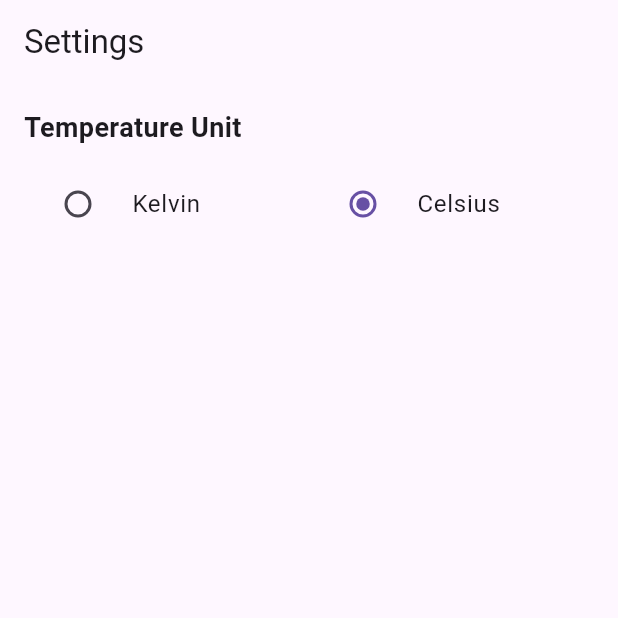
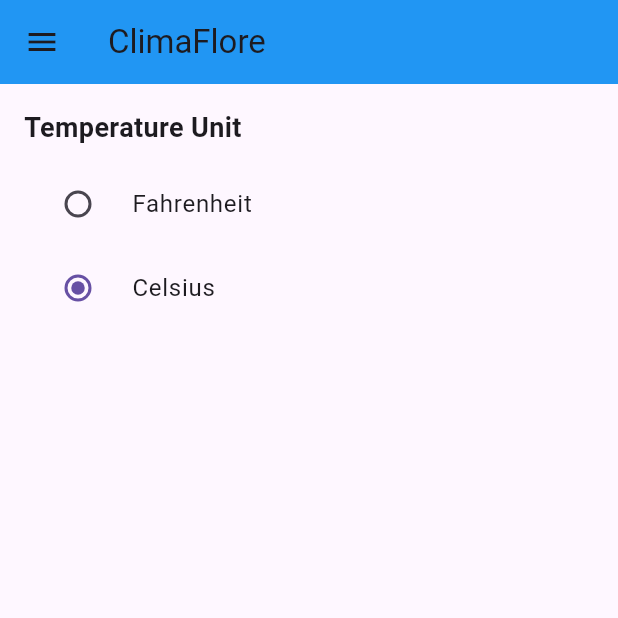
Before and after one commit to Climaflore/climaflore, a Flutter app: the SettingsPage screen opened directly, on a phone screen of 412 x 824 dp, the top half of it. Run offline on Flutter 3.47's test engine with Material 3 defaults, Android fonts, the light colour scheme and no system bars.

Commit message:
Feat: Updated temperature unit selection in settings page

```diff
--- a/lib/config.dart
+++ b/lib/config.dart
@@ -1,3 +1,5 @@
+enum TemperatureUnit { celsius, fahrenheit }
+
 class Config {
-  static bool isCelsius = true; // Default to Celsius
+  static TemperatureUnit unit = TemperatureUnit.celsius; // Default to Celsius
 }
--- a/lib/pages/settings.dart
+++ b/lib/pages/settings.dart
@@ -1,6 +1,7 @@
 import 'package:flutter/material.dart';
+import '../config.dart';
 
-import '../config.dart';
+import '../pages/weather/main.dart';
 
 class SettingsPage extends StatefulWidget {
   const SettingsPage({super.key});
@@ -14,7 +15,42 @@ class _SettingsPageState extends State<SettingsPage> {
   Widget build(BuildContext context) {
     return Scaffold(
       appBar: AppBar(
-        title: const Text('Settings'),
+        title: const Text('ClimaFlore'),
+        backgroundColor: Colors.blue,
+      ),
+      drawer: Drawer(
+        child: ListView(
+          padding: EdgeInsets.zero,
+          children: <Widget>[
+            const DrawerHeader(
+              decoration: BoxDecoration(
+                color: Colors.blue,
+              ),
+              child: Text(
+                'Navigation',
+                style: TextStyle(
+                  color: Colors.white,
+                  fontSize: 24,
+                ),
+              ),
+            ),
+            ListTile(
+              leading: const Icon(Icons.home),
+              title: const Text('Home'),
+              onTap: () {
+                Navigator.pushReplacement(
+                  // Remplace la page actuelle
+                  context,
+                  MaterialPageRoute(builder: (context) => const MainWeather()),
+                );
+              },
+            ),
+            const ListTile(
+              leading: Icon(Icons.settings),
+              title: Text('Settings'),
+            ),
+          ],
+        ),
       ),
       body: Container(
         padding: const EdgeInsets.all(16.0),
@@ -29,33 +65,25 @@ class _SettingsPageState extends State<SettingsPage> {
               ),
             ),
             const SizedBox(height: 10.0),
-            Row(
-              children: [
-                Expanded(
-                  child: RadioListTile(
-                    title: const Text('Kelvin'),
-                    value: false,
-                    groupValue: Config.isCelsius,
-                    onChanged: (bool? value) {
+            RadioListTile(
+              title: const Text('Fahrenheit'),
+              value: TemperatureUnit.fahrenheit,
+              groupValue: Config.unit,
+              onChanged: (TemperatureUnit? value) {
                 setState(() {
-                        Config.isCelsius = !value!;
+                  Config.unit = value!;
                 });
               },
             ),
-                ),
-                Expanded(
-                  child: RadioListTile(
+            RadioListTile(
               title: const Text('Celsius'),
-                    value: true,
-                    groupValue: Config.isCelsius,
-                    onChanged: (bool? value) {
+              value: TemperatureUnit.celsius,
+              groupValue: Config.unit,
+              onChanged: (TemperatureUnit? value) {
                 setState(() {
-                        Config.isCelsius = value!;
+                  Config.unit = value!;
                 });
               },
-                  ),
-                ),
-              ],
             ),
           ],
         ),
```
Also changed, not shown: lib/pages/weather/main.dart (+23 -11 lines). Lines whose indentation alone changed are shown as unchanged.
